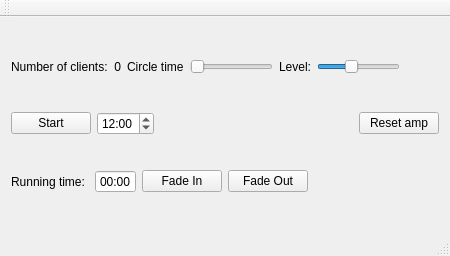
Qt form rotation-gui/rotationwindow.ui (tarmoj/harmonicsgame) before a commit.
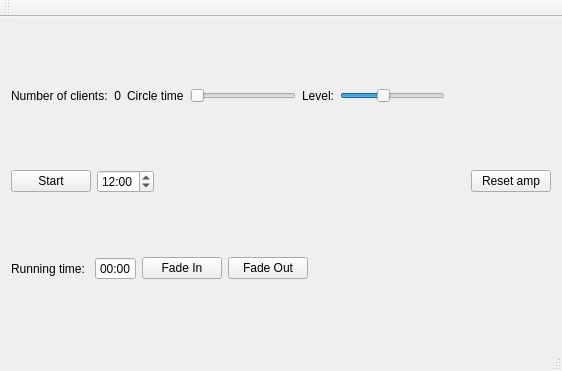
The same form after that commit.

Commit message: Implemented shape sliders and possible short events.

Patch:
```diff
--- a/rotation-gui/rotationwindow.ui
+++ b/rotation-gui/rotationwindow.ui
@@ -6,8 +6,8 @@
    <rect>
     <x>0</x>
     <y>0</y>
-    <width>450</width>
-    <height>256</height>
+    <width>562</width>
+    <height>371</height>
    </rect>
   </property>
   <property name="windowTitle">
```
Left out of the diff: 4 changed lines with no effect on the pictures. The commit also changes 6 other files.
